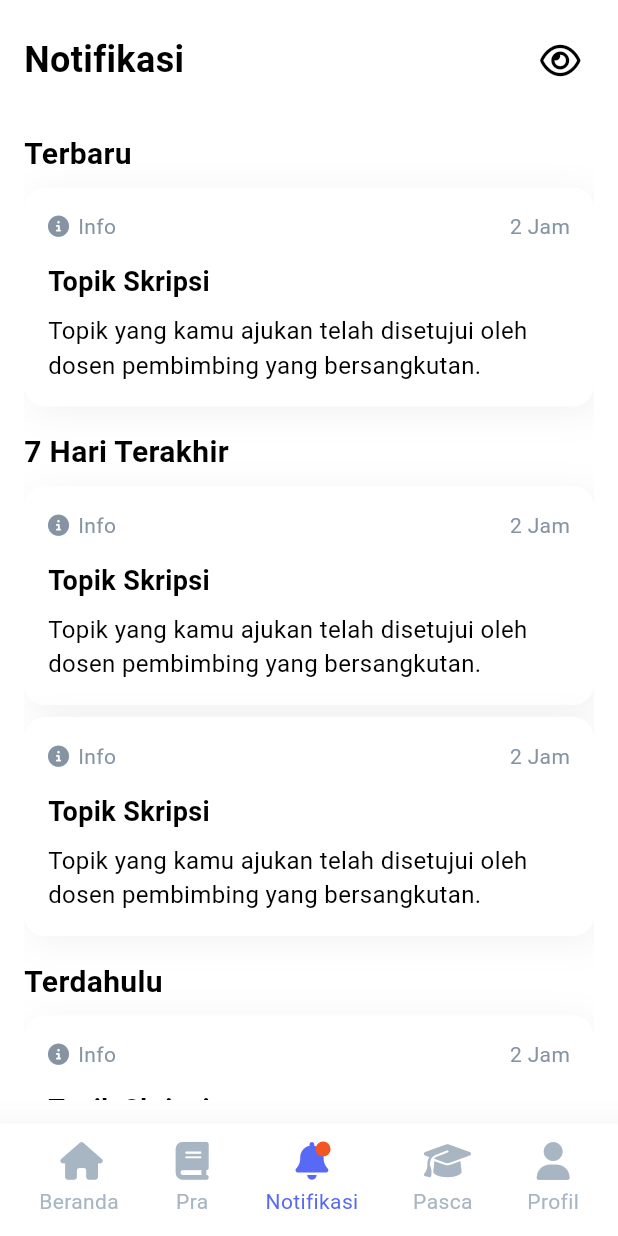
After one commit to oocengg/fauzi_tugas-akhir, a Flutter app: the screen it shows after launch, after a tap on "Lihat Semua", on a phone screen of 412 x 824 dp. The commit adds this screen. Run offline on Flutter 3.47's test engine with Material 3 defaults, Android fonts, the phone set to English and light mode, and no system bars; our stand-ins replace carousel_slider, font_awesome_flutter, google_fonts, shimmer.

Commit message:
UI : Main Notification Loading

```diff
--- a/src/mobile_app_simta/lib/features/dashboard/provider/dashboard_provider.dart
+++ b/src/mobile_app_simta/lib/features/dashboard/provider/dashboard_provider.dart
@@ -2,7 +2,7 @@ import 'package:flutter/material.dart';
 import 'package:font_awesome_flutter/font_awesome_flutter.dart';
 import 'package:mobile_app_simta/core/state/finite_state.dart';
 import 'package:mobile_app_simta/features/home/views/home_screen.dart';
-import 'package:mobile_app_simta/features/notification/views/notification_screen.dart';
+import 'package:mobile_app_simta/features/notification/views/main_notification_screen.dart';
 import 'package:mobile_app_simta/features/pasca_proposal/views/pasca_proposal_screen.dart';
 import 'package:mobile_app_simta/features/pra_proposal/views/pra_proposal_screen.dart';
 import 'package:mobile_app_simta/features/profile/views/profile_screen.dart';
@@ -42,7 +42,7 @@ class DashboardProvider with ChangeNotifier {
   final List<Widget> pages = [
     const HomeScreen(),
     const PraProposalScreen(),
-    const NotificationScreen(),
+    const MainNotificationScreen(),
     const PascaProposalScreen(),
     const ProfileScreen(),
   ];
--- a/src/mobile_app_simta/lib/features/dashboard/views/dashboard_screen.dart
+++ b/src/mobile_app_simta/lib/features/dashboard/views/dashboard_screen.dart
@@ -11,7 +11,10 @@ class DashboardScreen extends StatelessWidget {
     return Consumer<DashboardProvider>(
       builder: (context, dashboardProvider, _) {
         return Scaffold(
-          body: dashboardProvider.pages[dashboardProvider.selectedIndex],
+          body: IndexedStack(
+            index: dashboardProvider.selectedIndex,
+            children: dashboardProvider.pages,
+          ),
           bottomNavigationBar: BottomAppBar(
             height: 75,
             child: Center(
--- a/src/mobile_app_simta/lib/features/home/views/home_screen.dart
+++ b/src/mobile_app_simta/lib/features/home/views/home_screen.dart
@@ -18,13 +18,17 @@ class HomeScreen extends StatefulWidget {
 }
 
 class _HomeScreenState extends State<HomeScreen> {
-  @override
-  void initState() {
-    WidgetsBinding.instance.addPostFrameCallback((_) {
+  onInitCalled() {
     context.read<HeadingProvider>().getHeadingData();
     context.read<NewsProvider>().getNewsData();
     context.read<NotificationProvider>().getNotificationData();
     context.read<BimbinganProvider>().getBimbinganData();
+  }
+
+  @override
+  void initState() {
+    WidgetsBinding.instance.addPostFrameCallback((_) {
+      onInitCalled();
     });
 
     super.initState();
@@ -33,7 +37,11 @@ class _HomeScreenState extends State<HomeScreen> {
   @override
   Widget build(BuildContext context) {
     return Scaffold(
-      body: SingleChildScrollView(
+      body: RefreshIndicator(
+        onRefresh: () async {
+          onInitCalled();
+        },
+        child: SingleChildScrollView(
           child: Stack(
             children: [
               Container(
@@ -60,6 +68,7 @@ class _HomeScreenState extends State<HomeScreen> {
             ],
           ),
         ),
+      ),
     );
   }
 }
--- /dev/null
+++ b/src/mobile_app_simta/lib/features/notification/provider/main_notification_provider.dart
@@ -0,0 +1,28 @@
+import 'package:flutter/material.dart';
+import 'package:mobile_app_simta/core/state/finite_state.dart';
+
+class MainNotificationProvider with ChangeNotifier {
+  AppState mainNotificationState = AppState.loading;
+
+  // List<FaqResponseModel> faqData = [];
+
+  // HomeService homeService = HomeService();
+
+  // Eksekusi fungsi dari notification service untuk ambil FAQ
+  void getMainNotificationData() async {
+    try {
+      mainNotificationState = AppState.loading;
+      notifyListeners();
+
+      // faqData = await homeService.getFaq();
+
+      await Future.delayed(const Duration(seconds: 2));
+
+      mainNotificationState = AppState.loaded;
+      notifyListeners();
+    } catch (e) {
+      mainNotificationState = AppState.failed;
+      notifyListeners();
+    }
+  }
+}
--- /dev/null
+++ b/src/mobile_app_simta/lib/features/notification/views/main_notification_screen.dart
@@ -0,0 +1,172 @@
+import 'package:flutter/material.dart';
+import 'package:font_awesome_flutter/font_awesome_flutter.dart';
+import 'package:mobile_app_simta/core/constant/colors.dart';
+import 'package:mobile_app_simta/core/constant/font_size.dart';
+import 'package:mobile_app_simta/core/state/finite_state.dart';
+import 'package:mobile_app_simta/features/notification/provider/main_notification_provider.dart';
+import 'package:mobile_app_simta/features/notification/widgets/item_widget/main_notification_item.dart';
+import 'package:mobile_app_simta/features/notification/widgets/loading_screen/main_notification_loading.dart';
+import 'package:provider/provider.dart';
+
+class MainNotificationScreen extends StatefulWidget {
+  const MainNotificationScreen({super.key});
+
+  @override
+  State<MainNotificationScreen> createState() => _MainNotificationScreenState();
+}
+
+class _MainNotificationScreenState extends State<MainNotificationScreen> {
+  onInitCalled() {
+    context.read<MainNotificationProvider>().getMainNotificationData();
+  }
+
+  @override
+  void initState() {
+    WidgetsBinding.instance.addPostFrameCallback((_) {
+      onInitCalled();
+    });
+
+    super.initState();
+  }
+
+  @override
+  Widget build(BuildContext context) {
+    return Scaffold(
+      body: RefreshIndicator(
+        onRefresh: () async {
+          onInitCalled();
+        },
+        child: SafeArea(
+          child: Consumer<MainNotificationProvider>(
+            builder: (context, mainNotificationProvider, _) {
+              if (mainNotificationProvider.mainNotificationState ==
+                  AppState.initial) {
+                return const SizedBox.shrink();
+              } else if (mainNotificationProvider.mainNotificationState ==
+                  AppState.loading) {
+                return const MainNotificationLoading();
+              } else if (mainNotificationProvider.mainNotificationState ==
+                  AppState.loaded) {
+                return Padding(
+                  padding: const EdgeInsets.all(16),
+                  child: ListView(
+                    children: [
+                      Row(
+                        crossAxisAlignment: CrossAxisAlignment.center,
+                        mainAxisAlignment: MainAxisAlignment.spaceBetween,
+                        children: [
+                          const Text(
+                            'Notifikasi',
+                            style: TextStyle(
+                              fontSize: AppFontSize.heading3,
+                              fontWeight: FontWeight.bold,
+                            ),
+                          ),
+                          IconButton(
+                            onPressed: () {},
+                            icon: const Icon(
+                              FontAwesomeIcons.eye,
+                              color: AppColors.black,
+                            ),
+                          ),
+                        ],
+                      ),
+                      const SizedBox(
+                        height: 24,
+                      ),
+                      const Text(
+                        'Terbaru',
+                        style: TextStyle(
+                          fontSize: AppFontSize.heading4,
+                          fontWeight: FontWeight.bold,
+                        ),
+                      ),
+                      const SizedBox(
+                        height: 8,
+                      ),
+                      mainNotificationItem(
+                        'Topik Skripsi',
+                        'Topik yang kamu ajukan telah disetujui oleh dosen pembimbing yang bersangkutan.',
+                        '2 Jam',
+                      ),
+                      const SizedBox(
+                        height: 16,
+                      ),
+                      const Text(
+                        '7 Hari Terakhir',
+                        style: TextStyle(
+                          fontSize: AppFontSize.heading4,
+                          fontWeight: FontWeight.bold,
+                        ),
+                      ),
+                      const SizedBox(
+                        height: 8,
+                      ),
+                      mainNotificationItem(
+                        'Topik Skripsi',
+                        'Topik yang kamu ajukan telah disetujui oleh dosen pembimbing yang bersangkutan.',
+                        '2 Jam',
+                      ),
+                      const SizedBox(
+                        height: 8,
+                      ),
+                      mainNotificationItem(
+                        'Topik Skripsi',
+                        'Topik yang kamu ajukan telah disetujui oleh dosen pembimbing yang bersangkutan.',
+                        '2 Jam',
+                      ),
+                      const SizedBox(
+                        height: 16,
+                      ),
+                      const Text(
+                        'Terdahulu',
+                        style: TextStyle(
+                          fontSize: AppFontSize.heading4,
+                          fontWeight: FontWeight.bold,
+                        ),
+                      ),
+                      const SizedBox(
+                        height: 8,
+                      ),
+                      mainNotificationItem(
+                        'Topik Skripsi',
+                        'Topik yang kamu ajukan telah disetujui oleh dosen pembimbing yang bersangkutan.',
+                        '2 Jam',
+                      ),
+                      const SizedBox(
+                        height: 8,
+                      ),
+                      mainNotificationItem(
+                        'Topik Skripsi',
+                        'Topik yang kamu ajukan telah disetujui oleh dosen pembimbing yang bersangkutan.',
+                        '2 Jam',
+                      ),
+                      const SizedBox(
+                        height: 8,
+                      ),
+                      mainNotificationItem(
+                        'Topik Skripsi',
+                        'Topik yang kamu ajukan telah disetujui oleh dosen pembimbing yang bersangkutan.',
+                        '2 Jam',
+                      ),
+                      const SizedBox(
+                        height: 8,
+                      ),
+                      mainNotificationItem(
+                        'Topik Skripsi',
+                        'Topik yang kamu ajukan telah disetujui oleh dosen pembimbing yang bersangkutan.',
+                        '2 Jam',
+                      ),
+                    ],
+                  ),
+                );
+              } else {
+                return const SizedBox.shrink();
+              }
+            },
+          ),
+        ),
+      ),
+    );
+  }
+}
--- a/src/mobile_app_simta/lib/features/notification/views/notification_screen.dart
+++ /dev/null
@@ -1,130 +0,0 @@
-import 'package:flutter/material.dart';
-import 'package:font_awesome_flutter/font_awesome_flutter.dart';
-import 'package:mobile_app_simta/core/constant/colors.dart';
-import 'package:mobile_app_simta/core/constant/font_size.dart';
-import 'package:mobile_app_simta/features/notification/widgets/item_widget/main_notification_item.dart';
-
-class NotificationScreen extends StatelessWidget {
-  const NotificationScreen({super.key});
-
-  @override
-  Widget build(BuildContext context) {
-    return Scaffold(
-      body: SafeArea(
-        child: Padding(
-          padding: const EdgeInsets.all(16),
-          child: ListView(
-            children: [
-              Row(
-                crossAxisAlignment: CrossAxisAlignment.center,
-                mainAxisAlignment: MainAxisAlignment.spaceBetween,
-                children: [
-                  const Text(
-                    'Notifikasi',
-                    style: TextStyle(
-                      fontSize: AppFontSize.heading3,
-                      fontWeight: FontWeight.bold,
-                    ),
-                  ),
-                  IconButton(
-                    onPressed: () {},
-                    icon: const Icon(
-                      FontAwesomeIcons.eye,
-                      color: AppColors.black,
-                    ),
-                  ),
-                ],
-              ),
-              const SizedBox(
-                height: 24,
-              ),
-              const Text(
-                'Terbaru',
-                style: TextStyle(
-                  fontSize: AppFontSize.heading4,
-                  fontWeight: FontWeight.bold,
-                ),
-              ),
-              const SizedBox(
-                height: 8,
-              ),
-              mainNotificationItem(
-                'Topik Skripsi',
-                'Topik yang kamu ajukan telah disetujui oleh dosen pembimbing yang bersangkutan.',
-                '2 Jam',
-              ),
-              const SizedBox(
-                height: 16,
-              ),
-              const Text(
-                '7 Hari Terakhir',
-                style: TextStyle(
-                  fontSize: AppFontSize.heading4,
-                  fontWeight: FontWeight.bold,
-                ),
-              ),
-              const SizedBox(
-                height: 8,
-              ),
-              mainNotificationItem(
-                'Topik Skripsi',
-                'Topik yang kamu ajukan telah disetujui oleh dosen pembimbing yang bersangkutan.',
-                '2 Jam',
-              ),
-              const SizedBox(
-                height: 8,
-              ),
-              mainNotificationItem(
-                'Topik Skripsi',
-                'Topik yang kamu ajukan telah disetujui oleh dosen pembimbing yang bersangkutan.',
-                '2 Jam',
-              ),
-              const SizedBox(
-                height: 16,
-              ),
-              const Text(
-                'Terdahulu',
-                style: TextStyle(
-                  fontSize: AppFontSize.heading4,
-                  fontWeight: FontWeight.bold,
-                ),
-              ),
-              const SizedBox(
-                height: 8,
-              ),
-              mainNotificationItem(
-                'Topik Skripsi',
-                'Topik yang kamu ajukan telah disetujui oleh dosen pembimbing yang bersangkutan.',
-                '2 Jam',
-              ),
-              const SizedBox(
-                height: 8,
-              ),
-              mainNotificationItem(
-                'Topik Skripsi',
-                'Topik yang kamu ajukan telah disetujui oleh dosen pembimbing yang bersangkutan.',
-                '2 Jam',
-              ),
-              const SizedBox(
-                height: 8,
-              ),
-              mainNotificationItem(
-                'Topik Skripsi',
-                'Topik yang kamu ajukan telah disetujui oleh dosen pembimbing yang bersangkutan.',
-                '2 Jam',
-              ),
-              const SizedBox(
-                height: 8,
-              ),
-              mainNotificationItem(
-                'Topik Skripsi',
-                'Topik yang kamu ajukan telah disetujui oleh dosen pembimbing yang bersangkutan.',
-                '2 Jam',
-              ),
-            ],
-          ),
-        ),
-      ),
-    );
-  }
-}
--- /dev/null
+++ b/src/mobile_app_simta/lib/features/notification/widgets/loading_screen/main_notification_loading.dart
@@ -0,0 +1,155 @@
+import 'package:flutter/material.dart';
+import 'package:mobile_app_simta/core/constant/colors.dart';
+import 'package:mobile_app_simta/core/constant/font_size.dart';
+import 'package:shimmer/shimmer.dart';
+
+class MainNotificationLoading extends StatelessWidget {
+  const MainNotificationLoading({super.key});
+
+  @override
+  Widget build(BuildContext context) {
+    return Padding(
+      padding: const EdgeInsets.all(16),
+      child: ListView(
+        physics: const NeverScrollableScrollPhysics(),
+        children: [
+          const Text(
+            'Notifikasi',
+            style: TextStyle(
+              fontSize: AppFontSize.heading3,
+              fontWeight: FontWeight.bold,
+            ),
+          ),
+          const SizedBox(
+            height: 24,
+          ),
+          loadingNotificationItem(context),
+          const SizedBox(
+            height: 8,
+          ),
+          loadingNotificationItem(context),
+          const SizedBox(
+            height: 8,
+          ),
+          loadingNotificationItem(context),
+          const SizedBox(
+            height: 8,
+          ),
+          loadingNotificationItem(context),
+          const SizedBox(
+            height: 8,
+          ),
+          loadingNotificationItem(context),
+          const SizedBox(
+            height: 8,
+          ),
+          loadingNotificationItem(context),
+          const SizedBox(
+            height: 8,
+          ),
+          loadingNotificationItem(context),
+          const SizedBox(
+            height: 8,
+          ),
+        ],
+      ),
+    );
+  }
+
+  Widget loadingNotificationItem(BuildContext context) {
+    return Container(
+      padding: const EdgeInsets.all(16),
+      decoration: BoxDecoration(
+        borderRadius: BorderRadius.circular(14),
+        color: AppColors.white,
+        boxShadow: [
+          BoxShadow(
+            color: Colors.black.withOpacity(0.05),
+            spreadRadius: 0,
+            blurRadius: 20,
+            offset: const Offset(4, 4),
+          ),
+        ],
+      ),
+      child: Column(
+        crossAxisAlignment: CrossAxisAlignment.start,
+        children: [
+          Row(
+            mainAxisAlignment: MainAxisAlignment.spaceBetween,
+            children: [
+              Shimmer.fromColors(
+                baseColor: AppColors.baseShimmerColor,
+                highlightColor: AppColors.highlightShimmerColor,
+                child: Container(
+                  width: 50,
+                  height: 20,
+                  decoration: BoxDecoration(
+                    borderRadius: BorderRadius.circular(14),
+                    color: AppColors.neutral200,
+                  ),
+                ),
+              ),
+              Shimmer.fromColors(
+                baseColor: AppColors.baseShimmerColor,
+                highlightColor: AppColors.highlightShimmerColor,
+                child: Container(
+                  width: 100,
+                  height: 20,
+                  decoration: BoxDecoration(
+                    borderRadius: BorderRadius.circular(14),
+                    color: AppColors.neutral200,
+                  ),
+                ),
+              ),
+            ],
+          ),
+          const SizedBox(
+            height: 14,
+          ),
+          Shimmer.fromColors(
+            baseColor: AppColors.baseShimmerColor,
+            highlightColor: AppColors.highlightShimmerColor,
+            child: Container(
+              width: 150,
+              height: 25,
+              decoration: BoxDecoration(
+                borderRadius: BorderRadius.circular(14),
+                color: AppColors.neutral200,
+              ),
+            ),
+          ),
+          const SizedBox(
+            height: 8,
+          ),
+          Shimmer.fromColors(
+            baseColor: AppColors.baseShimmerColor,
+            highlightColor: AppColors.highlightShimmerColor,
+            child: Container(
+              width: MediaQuery.of(context).size.width,
+              height: 15,
+              decoration: BoxDecoration(
+                borderRadius: BorderRadius.circular(14),
+                color: AppColors.neutral200,
+              ),
+            ),
+          ),
+          const SizedBox(
+            height: 8,
+          ),
+          Shimmer.fromColors(
+            baseColor: AppColors.baseShimmerColor,
+            highlightColor: AppColors.highlightShimmerColor,
+            child: Container(
+              width: MediaQuery.of(context).size.width,
+              height: 15,
+              decoration: BoxDecoration(
+                borderRadius: BorderRadius.circular(14),
+                color: AppColors.neutral200,
+              ),
+            ),
+          ),
+        ],
+      ),
+    );
+  }
+}
--- a/src/mobile_app_simta/lib/my_app.dart
+++ b/src/mobile_app_simta/lib/my_app.dart
@@ -1,4 +1,5 @@
 import 'package:flutter/material.dart';
+import 'package:flutter/services.dart';
 import 'package:google_fonts/google_fonts.dart';
 import 'package:mobile_app_simta/core/constant/colors.dart';
 import 'package:mobile_app_simta/core/keys/navigator_key.dart';
@@ -8,6 +9,7 @@ import 'package:mobile_app_simta/features/home/provider/heading_provider.dart';
 import 'package:mobile_app_simta/features/home/provider/news_provider.dart';
 import 'package:mobile_app_simta/features/home/provider/notification_provider.dart';
 import 'package:mobile_app_simta/features/home/views/log_bimbingan/provider/log_bimbingan_provider.dart';
+import 'package:mobile_app_simta/features/notification/provider/main_notification_provider.dart';
 import 'package:mobile_app_simta/features/pra_proposal/views/usulan_topik_dosen/provider/usulan_topik_dosen_provider.dart';
 import 'package:mobile_app_simta/features/splash/views/splash_screen.dart';
 import 'package:provider/provider.dart';
@@ -40,13 +42,19 @@ class MyApp extends StatelessWidget {
         ChangeNotifierProvider(
           create: (context) => UsulanTopikDosenProvider(),
         ),
+        ChangeNotifierProvider(
+          create: (context) => MainNotificationProvider(),
+        ),
       ],
       child: MaterialApp(
         debugShowCheckedModeBanner: false,
         title: 'Sim TA App',
         home: const SplashScreen(),
         theme: ThemeData().copyWith(
-          colorScheme: ColorScheme.fromSeed(seedColor: AppColors.primary500),
+          colorScheme: ColorScheme.fromSeed(
+            seedColor: AppColors.primary500,
+            brightness: Brightness.dark,
+          ),
           scaffoldBackgroundColor: Colors.white,
           textTheme: GoogleFonts.robotoTextTheme(
             Theme.of(context).textTheme,
@@ -57,6 +65,7 @@ class MyApp extends StatelessWidget {
             backgroundColor: Colors.white,
             shadowColor: Colors.transparent,
             surfaceTintColor: Colors.white,
+            systemOverlayStyle: SystemUiOverlayStyle.dark,
             iconTheme: IconThemeData(
               color: Colors.white,
             ),
```
Lines whose indentation alone changed are shown as unchanged.
